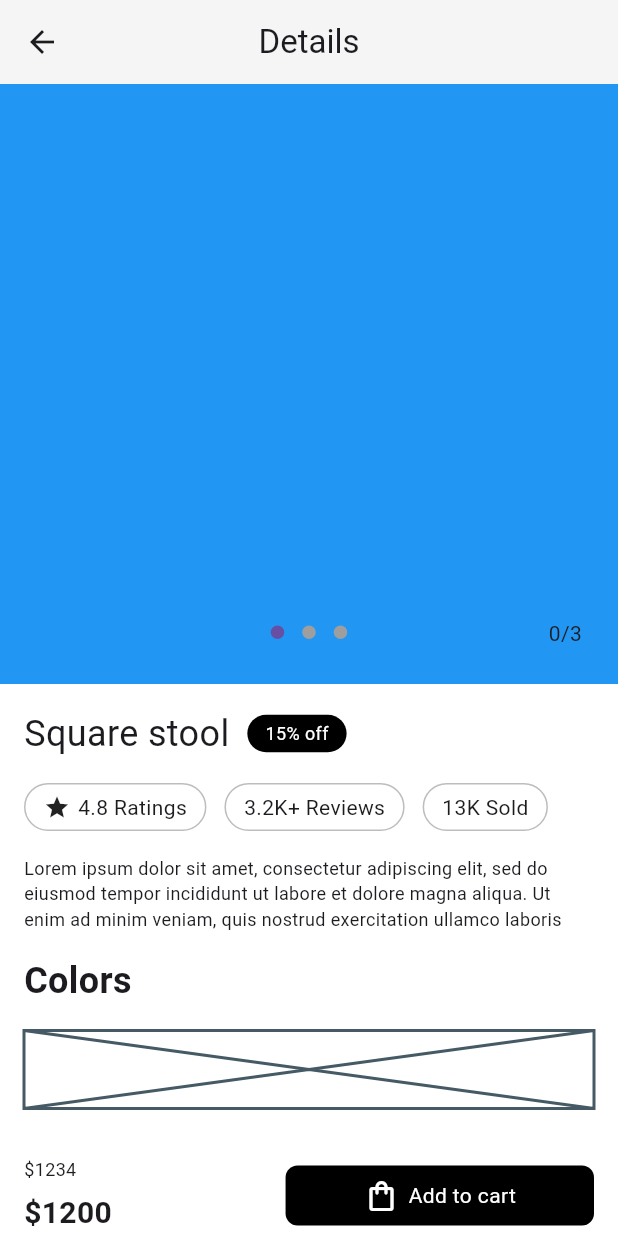
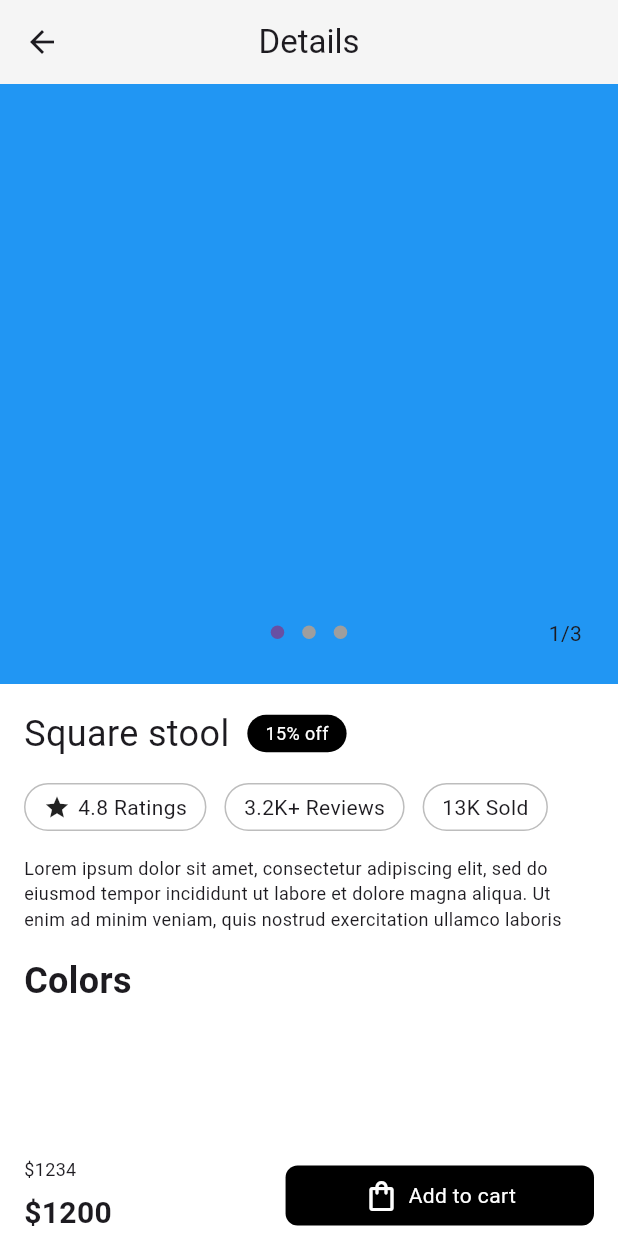
Before and after one commit to JAICHANGPARK/flutter_notebook_chapter_49, a Flutter app: the FurnitureDetailPage screen opened directly, on a phone screen of 412 x 824 dp. Run offline on Flutter 3.47's test engine with Material 3 defaults, Android fonts, the phone set to English and light mode, and no system bars; drawn by our look-alikes of dots_indicator; our stand-ins replace gap, google_fonts.

Commit message:
Update furniture_detail_page.dart

```diff
--- a/lib/ep2460_furniture_app/ui/furniture_detail_page.dart
+++ b/lib/ep2460_furniture_app/ui/furniture_detail_page.dart
@@ -53,7 +53,7 @@ class _FurnitureDetailPageState extends State<FurnitureDetailPage> {
                     decorator: DotsDecorator(),
                   ),
                 ),
-                Positioned(right: 24, bottom: 24, child: Text("${pageNum}/3")),
+                Positioned(right: 24, bottom: 24, child: Text("${pageNum + 1}/3")),
               ],
             ),
           ),
@@ -135,9 +135,19 @@ class _FurnitureDetailPageState extends State<FurnitureDetailPage> {
                     "Colors",
                     style: TextStyle(fontWeight: FontWeight.bold, fontSize: 24),
                   ),
-                  SizedBox(height: 52, child: Placeholder()),
+                  SizedBox(height: 52, child: Row(
+                    children: [
+                     Container(
+                       height: 52,
+                       width: 52,
+                       decoration: BoxDecoration(
+                         shape: BoxShape.circle,
+
+                       ),
+                     )
+                    ],
+                  )),
                   Spacer(),
-
                   Row(
                     children: [
                       Column(
```
